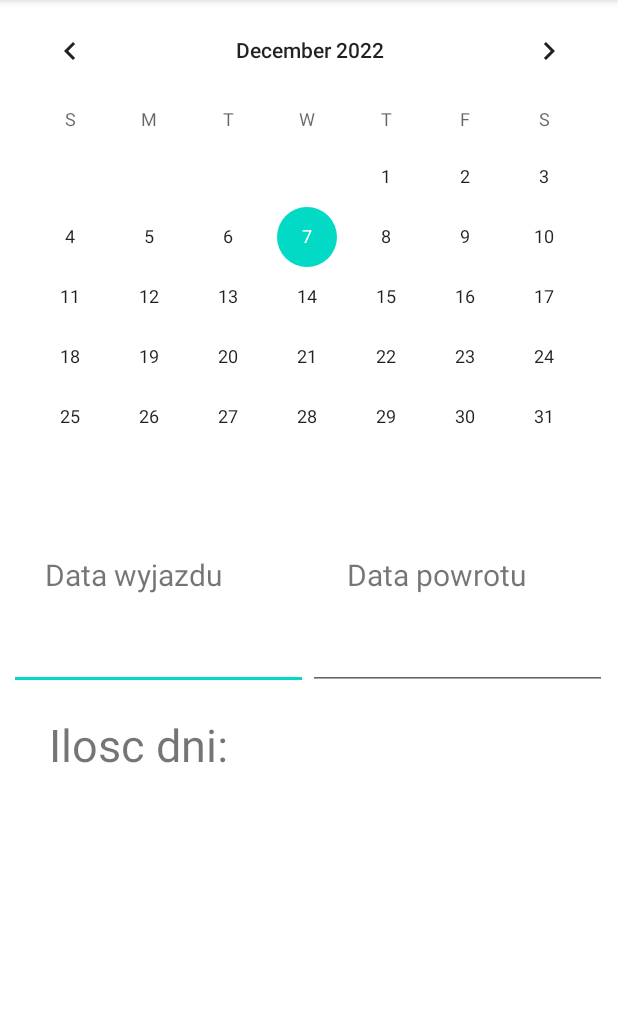
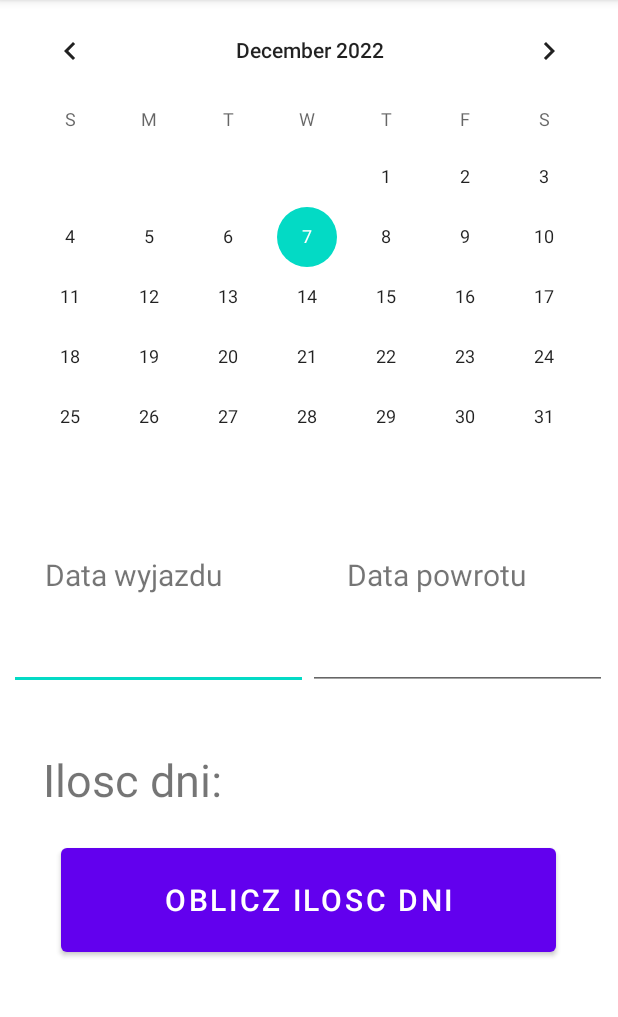
Before and after one commit to szymoonixx/aplikacja_do_wyjazdu, an Android app: the screen it shows after launch (MainActivity), on a phone screen of 412 x 824 dp, the part 84-1101 px from its top. Run offline under Robolectric (Android 15) with nearby library versions, the phone set to English and light mode, and no system bars.

```diff
--- a/app/src/main/res/layout/activity_main.xml
+++ b/app/src/main/res/layout/activity_main.xml
@@ -72,8 +72,8 @@
 
     <TextView
         android:id="@+id/ilosc"
-        android:layout_width="347dp"
-        android:layout_height="75dp"
+        android:layout_width="355dp"
+        android:layout_height="41dp"
         android:text="Ilosc dni:"
         android:textSize="30sp"
         app:layout_constraintBottom_toBottomOf="parent"
@@ -82,4 +82,17 @@
         app:layout_constraintTop_toTopOf="parent"
         app:layout_constraintVertical_bias="0.687" />
 
+    <Button
+        android:id="@+id/obliczanie"
+        android:layout_width="330dp"
+        android:layout_height="81dp"
+        android:text="Oblicz ilosc dni"
+        android:textSize="20sp"
+        app:layout_constraintBottom_toBottomOf="parent"
+        app:layout_constraintEnd_toEndOf="parent"
+        app:layout_constraintHorizontal_bias="0.498"
+        app:layout_constraintStart_toStartOf="parent"
+        app:layout_constraintTop_toTopOf="parent"
+        app:layout_constraintVertical_bias="0.815" />
+
 </androidx.constraintlayout.widget.ConstraintLayout>
```
